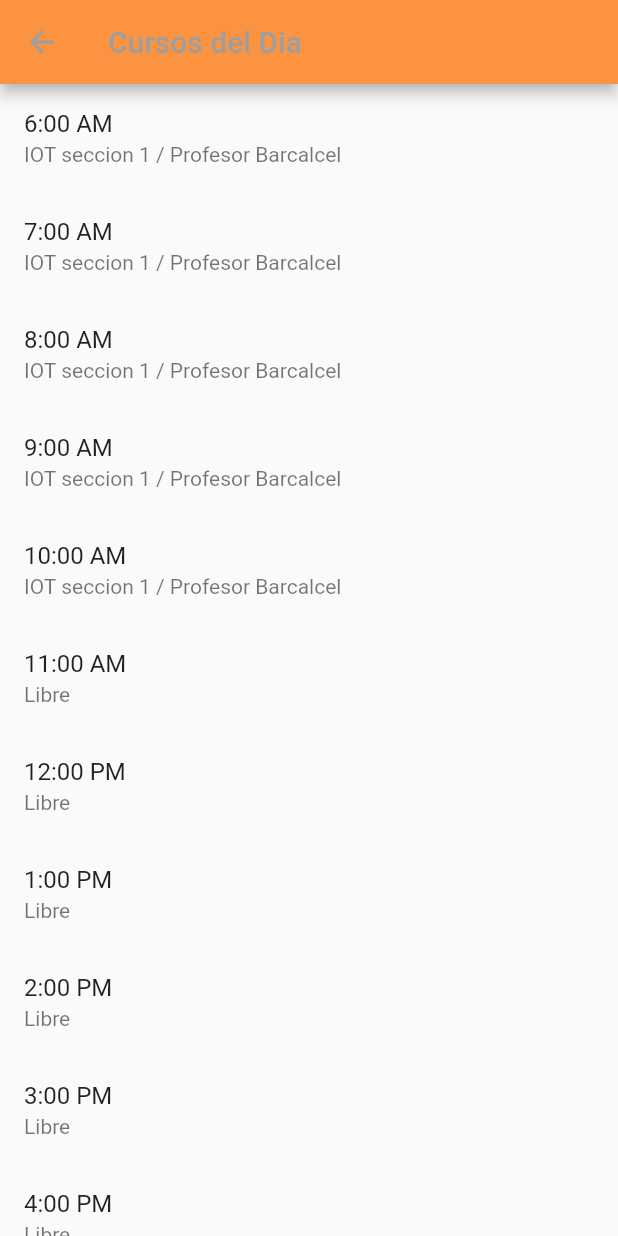
After one commit to WalterNickSuelArroyo/app_movil_fisi_unmsm, a Flutter app: the ScheduleScreen screen opened directly, on a phone screen of 412 x 824 dp. The commit adds this screen. Run offline on Flutter 3.47's test engine with Material 2 defaults, Android fonts, the phone set to English and light mode, and no system bars; our stand-ins replace flutter_svg, get, google_fonts.

Commit message:
vizualizacion delhorario del salon
encarpeta horario/horario.dart

```diff
--- /dev/null
+++ b/lib/src/pages/horario/horario.dart
@@ -0,0 +1,54 @@
+// ignore_for_file: public_member_api_docs, sort_constructors_first
+import 'package:flutter/material.dart';
+
+class ScheduleScreen extends StatelessWidget {
+  @override
+  Widget build(BuildContext context) {
+    return Scaffold(
+      appBar: AppBar(
+        title: Text('Cursos del Dia'),
+      ),
+      body: ScheduleList(),
+    );
+  }
+}
+
+class ScheduleList extends StatelessWidget {
+  @override
+  Widget build(BuildContext context) {
+    // Horas desde las 7am hasta las 10pm
+    Map<String, dynamic> hours = {
+      '6:00 AM': 'IOT seccion 1 / Profesor Barcalcel',
+      '7:00 AM': 'IOT seccion 1 / Profesor Barcalcel',
+      '8:00 AM': 'IOT seccion 1 / Profesor Barcalcel',
+      '9:00 AM': 'IOT seccion 1 / Profesor Barcalcel',
+      '10:00 AM': 'IOT seccion 1 / Profesor Barcalcel',
+      '11:00 AM': null,
+      '12:00 PM': null,
+      '1:00 PM': null,
+      '2:00 PM': null,
+      '3:00 PM': null,
+      '4:00 PM': null,
+      '5:00 PM': null,
+      '6:00 PM': null,
+      '7:00 PM': null,
+      '8:00 PM': null,
+      '9:00 PM': null,
+      '10:00 PM': null,
+    };
+
+    return ListView.builder(
+      itemCount: hours.length,
+      itemBuilder: (context, index) {
+        String hour = hours.keys.elementAt(index);
+        dynamic value = hours[hour];
+        String subtitleText = (value == null) ? 'Libre' : value.toString();
+
+        return ListTile(
+          title: Text(hour),
+          subtitle: Text(subtitleText),
+        );
+      },
+    );
+  }
+}
--- a/lib/src/pages/pabellon/pabellon_page.dart
+++ b/lib/src/pages/pabellon/pabellon_page.dart
@@ -90,10 +90,7 @@ class PabellonPage extends StatelessWidget {
           child: Text(
             'Nuevo',
             style: GoogleFonts.poppins(
-              fontSize: 38,
-              color:  Colors.white,
-              fontWeight: FontWeight.w600
-            ),
+                fontSize: 38, color: Colors.white, fontWeight: FontWeight.w600),
           ),
         ),
       ),
--- a/lib/src/pages/visualizacion_asignacion/v_a.dart
+++ b/lib/src/pages/visualizacion_asignacion/v_a.dart
@@ -1,5 +1,6 @@
 import 'package:flutter/material.dart';
 import 'package:app_movil_fisi_unmsm/src/pages/asignacionAula/asignacionAula_page.dart';
+import 'package:app_movil_fisi_unmsm/src/pages/horario/horario.dart';
 
 class v_a extends StatelessWidget {
   @override
@@ -29,7 +30,13 @@ class v_a extends StatelessWidget {
                   child: const Text('Reservar horario')),
               const SizedBox(height: 16),
               ElevatedButton(
-                  onPressed: () {}, child: const Text('Ver cursos del aula')),
+                  onPressed: () {
+                    Navigator.push(
+                        context,
+                        MaterialPageRoute(
+                            builder: (context) => ScheduleScreen()));
+                  },
+                  child: const Text('Ver cursos del aula')),
             ],
           ),
         ),
```
